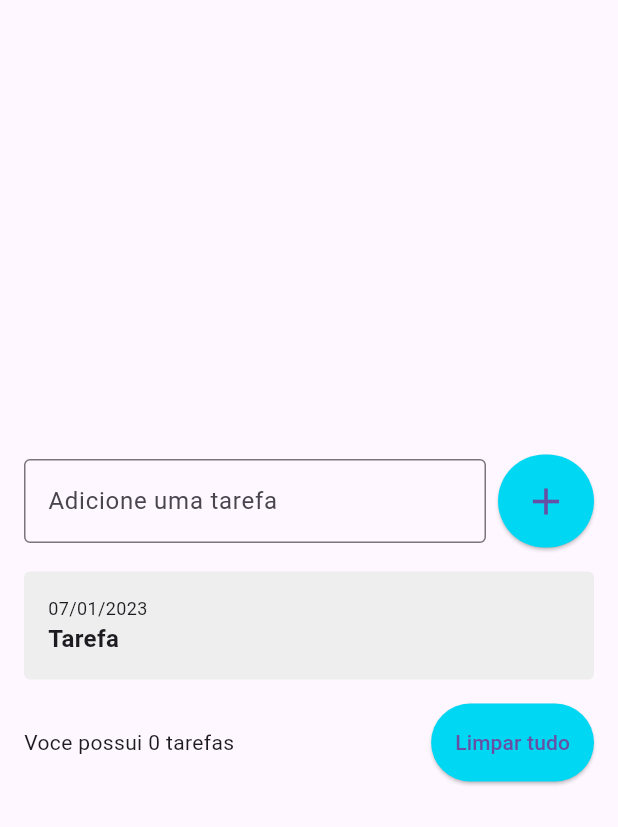
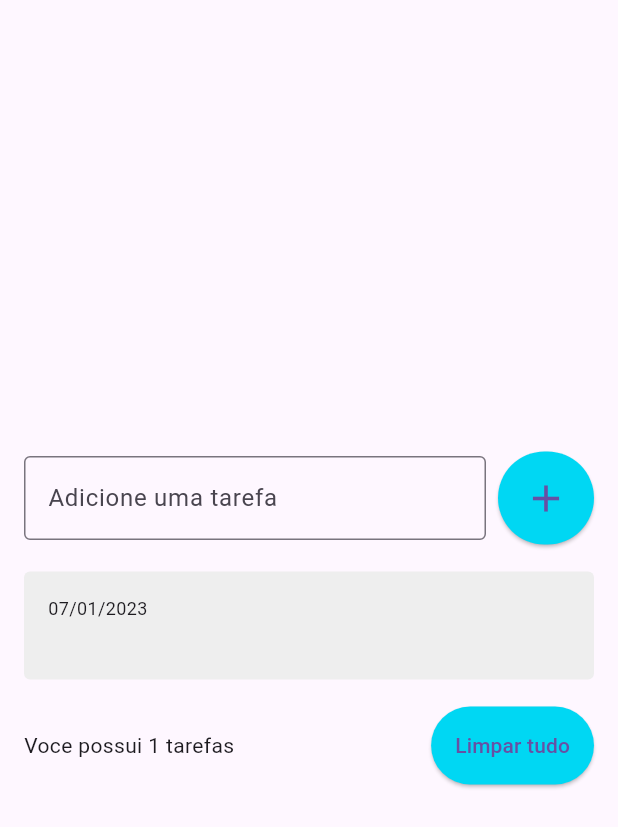
Before and after one commit to Jeanlucascastro/Lista, a Flutter app: the screen it shows after launch, after a tap on the "add" icon, on a phone screen of 412 x 824 dp. Shown: the top 827 px of the screen. Run offline on Flutter 3.47's test engine with Material 3 defaults, Android fonts, the light colour scheme and no system bars.

Commit message:
data to child

```diff
--- a/lib/main.dart
+++ b/lib/main.dart
@@ -11,6 +11,7 @@ class MyApp extends StatelessWidget {
   @override
   Widget build(BuildContext context) {
     return  MaterialApp(
+      debugShowCheckedModeBanner: false,
       home: TodoListPage(),
     );
   }
--- a/lib/pages/todo_lista_page.dart
+++ b/lib/pages/todo_lista_page.dart
@@ -15,10 +15,11 @@ class _TodoListPageState extends State<TodoListPage> {
 
   @override
   Widget build(BuildContext context) {
-    return Scaffold(
+    return SafeArea(
+      child: Scaffold(
         body: Center(
         child: Padding(
-        padding: const EdgeInsets.symmetric(horizontal: 16),
+          padding: const EdgeInsets.all(16),
           child: Column(
             mainAxisSize: MainAxisSize.min,
             children: [
@@ -60,7 +61,9 @@ class _TodoListPageState extends State<TodoListPage> {
                   shrinkWrap: true,
                   children: [
                     for(String todo in todos)
-                    TodoListItem()
+                      TodoListItem(
+                        title: todo,
+                      )
                   ],
                 ),
               ),
@@ -68,7 +71,7 @@ class _TodoListPageState extends State<TodoListPage> {
               Row(
               children: [
                 Expanded(
-                  child: Text('Voce possui 0 tarefas')
+                    child: Text('Voce possui ${todos.length} tarefas')
                 ),
                 SizedBox(width: 8),
                 ElevatedButton(onPressed: () {},
@@ -84,6 +87,7 @@ class _TodoListPageState extends State<TodoListPage> {
           ),
         ),
         ),
+      ),
     );
   }
 }
--- a/lib/widgets/todo_list_item.dart
+++ b/lib/widgets/todo_list_item.dart
@@ -2,7 +2,9 @@ import 'package:flutter/material.dart';
 
 
 class TodoListItem extends StatelessWidget {
-  const TodoListItem({super.key});
+  const TodoListItem({super.key, required this.title});
+
+  final String title;
 
   @override
   Widget build(BuildContext context) {
@@ -12,13 +14,14 @@ class TodoListItem extends StatelessWidget {
         color: Colors.grey[200],
       ),
       padding: const EdgeInsets.all(16),
+      margin: const EdgeInsets.symmetric(vertical: 2),
       child: Column(
         crossAxisAlignment: CrossAxisAlignment.start,
-        children: const [
+        children: [
           Text('07/01/2023', style: TextStyle(
             fontSize: 12
           ),),
-          Text('Tarefa', style: TextStyle(
+          Text(title, style: TextStyle(
             fontSize: 16,
             fontWeight: FontWeight.w600,
 
```
Lines whose indentation alone changed are shown as unchanged.
